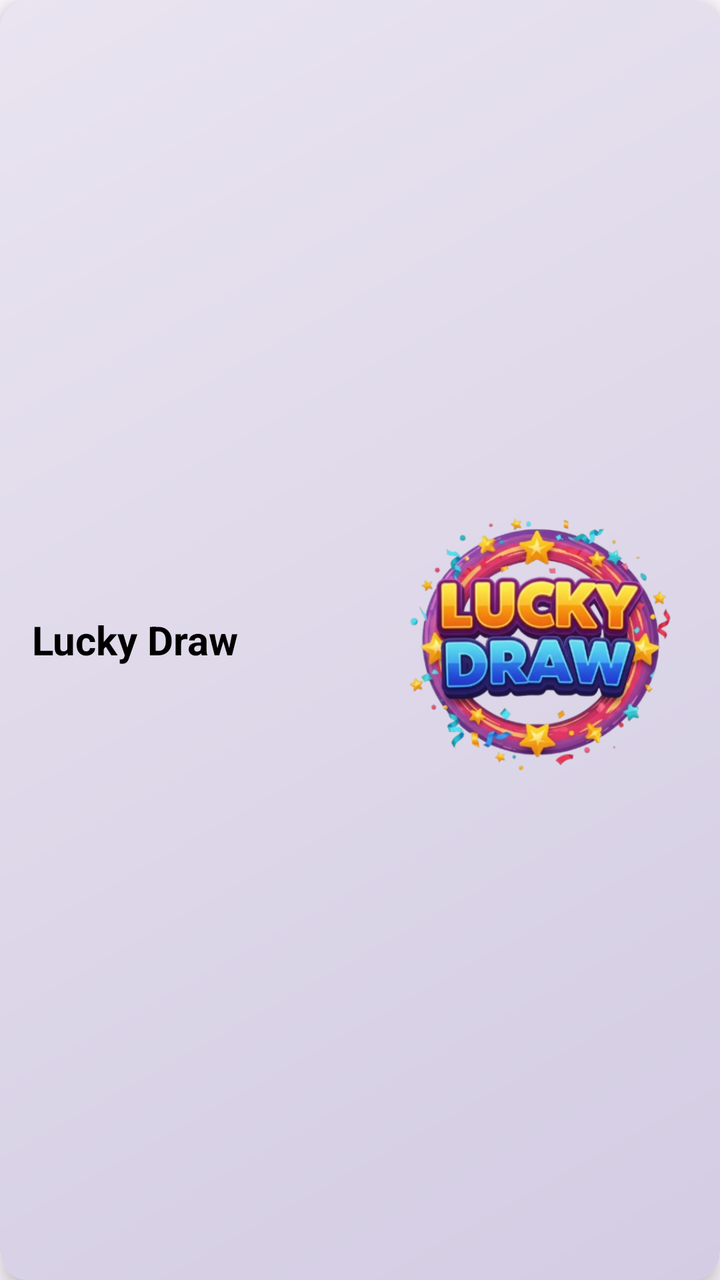
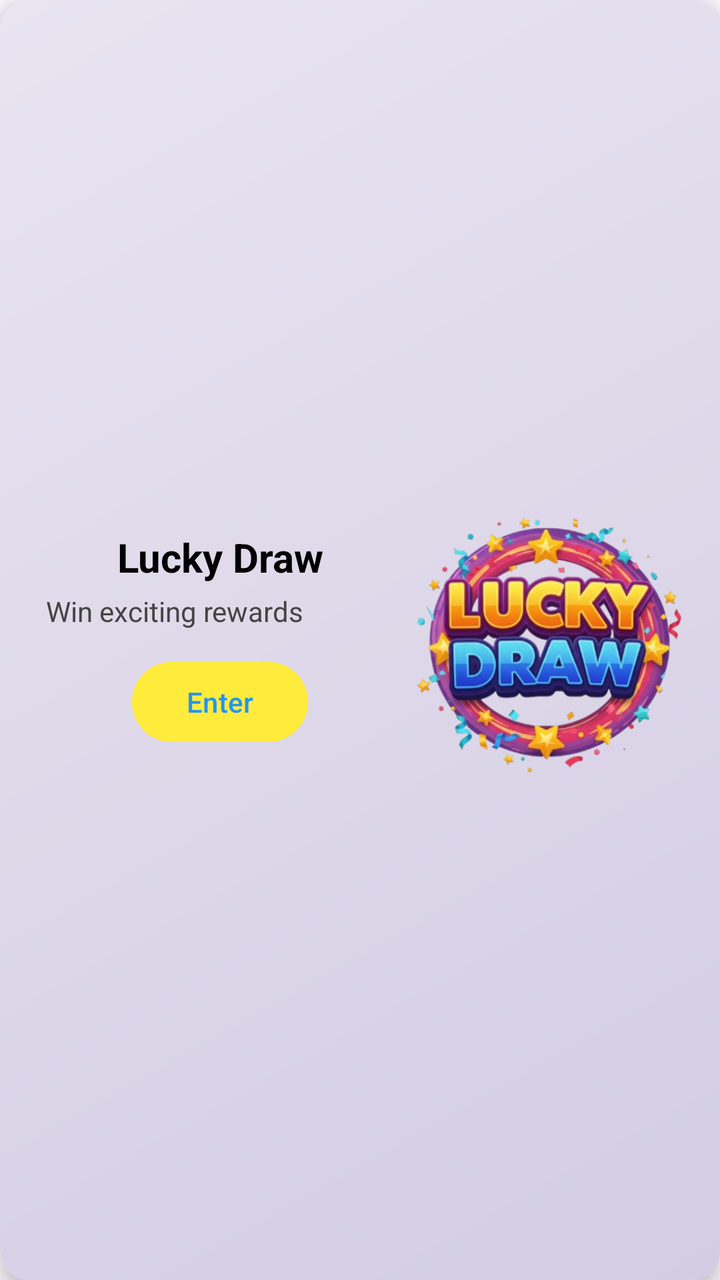

Screens rendered from an Android XML layout before and after an edit, with the pre-edit source and the edit as a unified diff.
<!-- AndroidManifest.xml: application theme Theme.RGamer -->
<!-- res/layout/card_lucky_draw.xml -->
<?xml version="1.0" encoding="utf-8"?>
<androidx.cardview.widget.CardView
    xmlns:android="http://schemas.android.com/apk/res/android"
    xmlns:app="http://schemas.android.com/apk/res-auto"
    android:id="@+id/card_lucky_draw"
    android:layout_width="match_parent"
    android:layout_height="157dp"
    android:layout_marginBottom="12dp"
    app:cardCornerRadius="14dp"
    app:cardElevation="6dp">

    <LinearLayout
        android:layout_width="match_parent"
        android:layout_height="match_parent"
        android:background="@drawable/bg_card_gradient"
        android:padding="16dp"
        android:orientation="horizontal"
        android:gravity="center_vertical">

        
        <TextView
            android:layout_width="0dp"
            android:layout_height="wrap_content"
            android:layout_weight="1"
            android:text="Lucky Draw"
            android:textColor="@color/black"
            android:textSize="20sp"
            android:textStyle="bold" />

        
        <ImageView
            android:layout_width="149dp"
            android:layout_height="133dp"
            android:src="@drawable/ic_lucky" />

    </LinearLayout>
</androidx.cardview.widget.CardView>
<!-- resources referenced by this layout -->
<resources>
  <color name="black">#FF000000</color>
  <!-- drawable bg_card_gradient (drawable) -->
  <?xml version="1.0" encoding="utf-8"?>
  <shape xmlns:android="http://schemas.android.com/apk/res/android"
      android:shape="rectangle">
  
      
      <corners android:radius="14dp" />
  
      
      <gradient
          android:startColor="#D3CCE3"
          android:endColor="#E9E4F0"
          android:angle="135" />
  
  </shape>
  <!-- drawable ic_lucky: png bitmap (drawable, 203433 bytes) -->
  <style name="Theme.RGamer" parent="Base.Theme.RGamer" />
  <style name="Base.Theme.RGamer" parent="Theme.Material3.DayNight.NoActionBar">
          
          
      </style>
</resources>

<!-- the commit's change to res/layout/card_lucky_draw.xml (unified diff, before → after) -->
@@ -4,7 +4,7 @@
     xmlns:app="http://schemas.android.com/apk/res-auto"
     android:id="@+id/card_lucky_draw"
     android:layout_width="match_parent"
-    android:layout_height="157dp"
+    android:layout_height="160dp"
     android:layout_marginBottom="12dp"
     app:cardCornerRadius="14dp"
     app:cardElevation="6dp">
@@ -18,20 +18,51 @@
         android:gravity="center_vertical">
 
         
-        <TextView
-            android:layout_width="0dp"
-            android:layout_height="wrap_content"
+        <LinearLayout
+            android:layout_width="195dp"
+            android:layout_height="138dp"
             android:layout_weight="1"
-            android:text="Lucky Draw"
-            android:textColor="@color/black"
-            android:textSize="20sp"
-            android:textStyle="bold" />
+            android:layout_gravity="center"
+            android:gravity="center"
+            android:orientation="vertical">
+
+            <TextView
+                android:id="@+id/txtLuckyDraw"
+                android:layout_width="wrap_content"
+                android:layout_height="wrap_content"
+                android:text="Lucky Draw"
+                android:gravity="center"
+                android:textColor="@color/black"
+                android:textSize="20sp"
+                android:textStyle="bold" />
+
+            <TextView
+                android:layout_width="174dp"
+                android:layout_height="wrap_content"
+                android:layout_marginTop="4dp"
+                android:text="Win exciting rewards"
+                android:textColor="#444444"
+                android:textSize="14sp" />
+
+            <Button
+                android:id="@+id/btnEnterLuckyDraw"
+                android:layout_width="wrap_content"
+                android:layout_height="wrap_content"
+                android:layout_marginTop="12dp"
+                android:backgroundTint="@color/color_yellow"
+                android:text="Enter"
+                android:textAllCaps="false"
+                android:textColor="@color/color_blue" />
+
+        </LinearLayout>
 
         
         <ImageView
-            android:layout_width="149dp"
-            android:layout_height="133dp"
-            android:src="@drawable/ic_lucky" />
+            android:layout_width="140dp"
+            android:layout_height="140dp"
+            android:src="@drawable/ic_lucky"
+            android:scaleType="fitCenter" />
 
     </LinearLayout>
+
 </androidx.cardview.widget.CardView>
<!-- resource entries referenced after the edit -->
@@ -1,6 +1,8 @@
 <!-- resources referenced by this layout -->
 <resources>
   <color name="black">#FF000000</color>
+  <color name="color_blue">#2196F3</color>
+  <color name="color_yellow">#FFEB3B</color>
   <!-- drawable bg_card_gradient (drawable) -->
   <?xml version="1.0" encoding="utf-8"?>
   <shape xmlns:android="http://schemas.android.com/apk/res/android"
